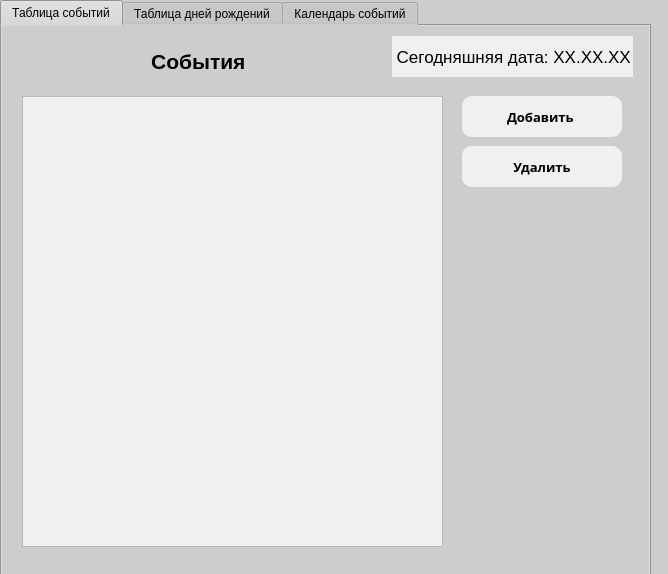
First picture: the form in kalendar.ui, repository ALANPANCHENKO/Vizprog, before the edit.
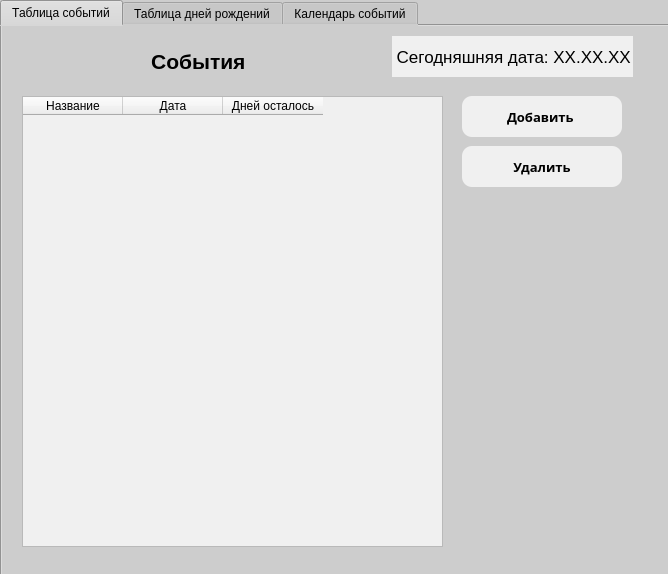
Second picture: the form after the edit. The open tabs and pages were chosen to show the change.

Patch:
```diff
--- a/kalendar.ui
+++ b/kalendar.ui
@@ -25,7 +25,7 @@
      <rect>
       <x>0</x>
       <y>0</y>
-      <width>651</width>
+      <width>671</width>
       <height>581</height>
      </rect>
     </property>
@@ -152,6 +152,21 @@
       <property name="styleSheet">
        <string notr="true">background-color: rgb(240, 240, 240);</string>
       </property>
+      <column>
+       <property name="text">
+        <string>Название</string>
+       </property>
+      </column>
+      <column>
+       <property name="text">
+        <string>Дата</string>
+       </property>
+      </column>
+      <column>
+       <property name="text">
+        <string>Дней осталось</string>
+       </property>
+      </column>
      </widget>
     </widget>
     <widget class="QWidget" name="tab">
```
Left out of the diff: 2 changed lines with no effect on the pictures.
